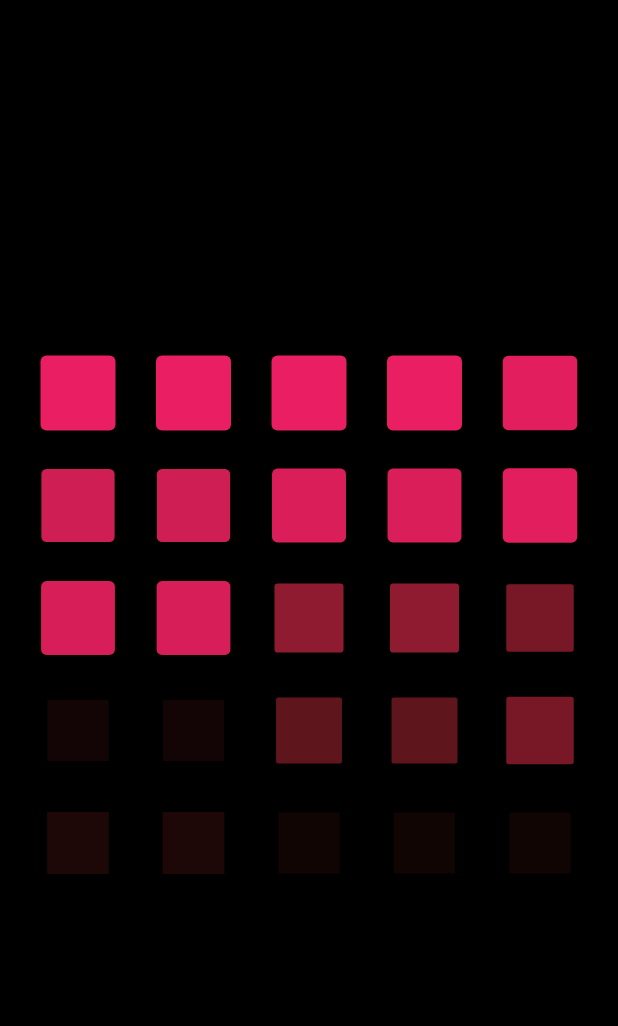
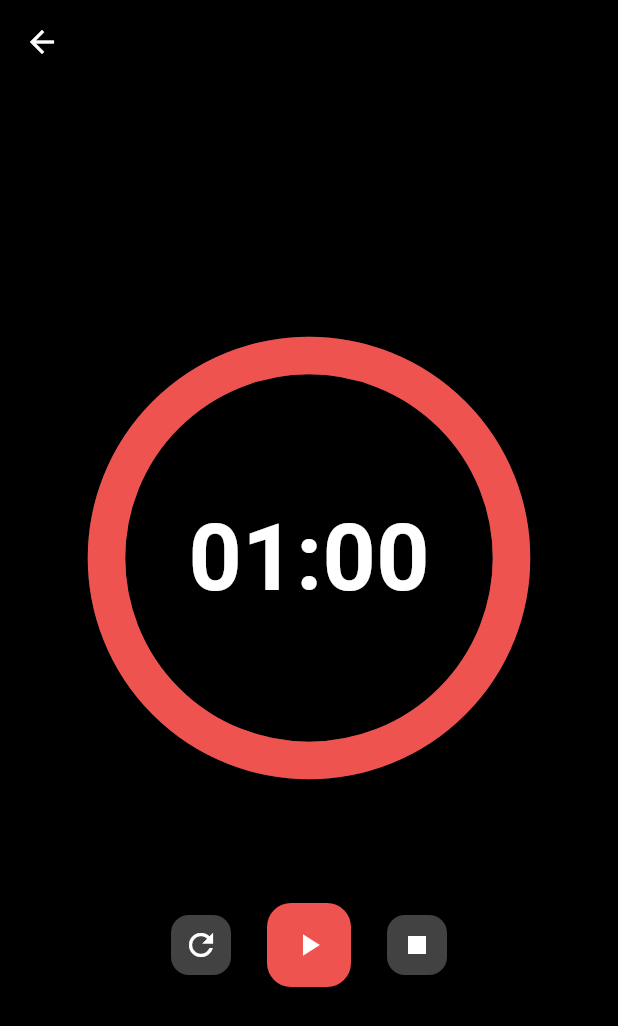
Before and after one commit to wozlsla/flutter_animations, a Flutter app: the screen it shows after launch, after a tap on "Tasks", on a phone screen of 412 x 824 dp. Shown: the top 1026 px of the screen. Run offline on Flutter 3.47's test engine with Material 3 defaults, Android fonts, the phone set to English and light mode, and no system bars.

Commit message:
feat: pomodoro animation task with TweenAnimationBuilder

```diff
--- a/lib/screens/menu_screen.dart
+++ b/lib/screens/menu_screen.dart
@@ -3,6 +3,7 @@ import 'package:animations/screens/explicit_animations_screen.dart';
 import 'package:animations/screens/implicit_animations_screen.dart';
 import 'package:animations/tasks/explicit_task.dart';
 import 'package:animations/tasks/implicit_task.dart';
+import 'package:animations/tasks/pomodoro.dart';
 import 'package:flutter/material.dart';
 
 class MenuScreen extends StatelessWidget {
@@ -22,7 +23,8 @@ class MenuScreen extends StatelessWidget {
             ElevatedButton(
               onPressed: () {
                 // _goToPage(context, ImplicitTask());
-                _goToPage(context, ExplicitTask());
+                // _goToPage(context, ExplicitTask());
+                _goToPage(context, Pomodoro());
               },
               child: Text("Tasks"),
             ),
--- /dev/null
+++ b/lib/tasks/pomodoro.dart
@@ -0,0 +1,186 @@
+import 'dart:async';
+import 'dart:math';
+
+import 'package:flutter/material.dart';
+
+class Pomodoro extends StatefulWidget {
+  const Pomodoro({super.key});
+
+  @override
+  State<Pomodoro> createState() => _PomodoroState();
+}
+
+class _PomodoroState extends State<Pomodoro> {
+  double _progress = 2.0;
+  double _oldProgress = 2.0;
+
+  static const _minutes = 60 * 1;
+  int totalSeconds = 60 * 1;
+  bool isRunning = false;
+  Timer? _timer;
+
+  void onTick(Timer timer) {
+    if (totalSeconds == 0) {
+      setState(() {
+        isRunning = false;
+        totalSeconds = _minutes;
+        _progress = 2.0;
+      });
+      timer.cancel();
+    } else {
+      setState(() {
+        totalSeconds -= 1;
+        _oldProgress = _progress;
+        _progress = totalSeconds / _minutes * 2.0;
+      });
+    }
+  }
+
+  void _onStartPressed() {
+    _timer = Timer.periodic(Duration(seconds: 1), onTick);
+    setState(() {
+      isRunning = true;
+    });
+  }
+
+  void _onPausePressed() {
+    _timer?.cancel();
+    setState(() {
+      isRunning = false;
+    });
+  }
+
+  void _onResetPressed() {
+    _onPausePressed();
+    setState(() {
+      totalSeconds = _minutes;
+      _progress = 2.0;
+      _oldProgress = 2.0;
+      isRunning = false;
+    });
+  }
+
+  String format(int seconds) {
+    var duration = Duration(seconds: seconds);
+    return duration.toString().split(".").first.substring(2, 7);
+  }
+
+  @override
+  void dispose() {
+    _timer?.cancel();
+    super.dispose();
+  }
+
+  @override
+  Widget build(BuildContext context) {
+    return Scaffold(
+      backgroundColor: Colors.black,
+      appBar: AppBar(
+        backgroundColor: Colors.transparent,
+        foregroundColor: Colors.white,
+      ),
+      body: Center(
+        child: Column(
+          // spacing: 10,
+          mainAxisAlignment: MainAxisAlignment.center,
+          children: [
+            Stack(
+              alignment: Alignment.center,
+              children: [
+                Positioned(
+                  child: SizedBox(
+                    child: Text(
+                      format(totalSeconds),
+                      style: const TextStyle(
+                        fontSize: 62,
+                        fontWeight: FontWeight.bold,
+                        color: Colors.white,
+                      ),
+                    ),
+                  ),
+                ),
+                TweenAnimationBuilder(
+                  tween: Tween(begin: _oldProgress, end: _progress),
+                  duration: Duration(seconds: 1),
+                  builder: (context, double value, child) {
+                    return CustomPaint(
+                      painter: ProgressPainter(progress: value),
+                      size: Size(300, 300),
+                    );
+                  },
+                ),
+              ],
+            ),
+            SizedBox(height: 80),
+            Row(
+              mainAxisAlignment: MainAxisAlignment.center,
+              children: [
+                FloatingActionButton(
+                  heroTag: "resetButton", // hero
+                  onPressed: _onResetPressed,
+                  backgroundColor: Colors.grey[800],
+                  mini: true,
+                  child: Icon(Icons.refresh, color: Colors.white),
+                ),
+                SizedBox(width: 20),
+                FloatingActionButton(
+                  heroTag: "startButton",
+                  onPressed: isRunning ? _onPausePressed : _onStartPressed,
+                  backgroundColor: Colors.red.shade400,
+                  child: Icon(
+                    isRunning ? Icons.pause : Icons.play_arrow,
+                    color: Colors.white,
+                  ),
+                ),
+                SizedBox(width: 20),
+                FloatingActionButton(
+                  heroTag: "pauseButton",
+                  onPressed: _onPausePressed,
+                  backgroundColor: Colors.grey[800],
+                  mini: true,
+                  child: Icon(Icons.stop, color: Colors.white),
+                ),
+              ],
+            ),
+          ],
+        ),
+      ),
+    );
+  }
+}
+
+class ProgressPainter extends CustomPainter {
+  final double progress;
+
+  ProgressPainter({required this.progress});
+
+  @override
+  void paint(Canvas canvas, Size size) {
+    final center = Offset(size.width / 2, size.height / 2);
+    final startingAngle = -0.5 * pi;
+    final radius = (size.width / 2) * 0.9;
+
+    final backgroundPaint =
+        Paint()
+          ..color = Colors.grey.shade400.withValues(alpha: 0.3)
+          ..style = PaintingStyle.stroke
+          ..strokeWidth = 25;
+
+    canvas.drawCircle(center, radius, backgroundPaint);
+
+    final arcRect = Rect.fromCircle(center: center, radius: radius);
+    final arcPaint =
+        Paint()
+          ..color = Colors.red.shade400
+          ..style = PaintingStyle.stroke
+          ..strokeCap = StrokeCap.round
+          ..strokeWidth = 25;
+
+    canvas.drawArc(arcRect, startingAngle, progress * pi, false, arcPaint);
+  }
+
+  @override
+  bool shouldRepaint(ProgressPainter oldDelegate) {
+    return oldDelegate.progress != progress;
+  }
+}
```
